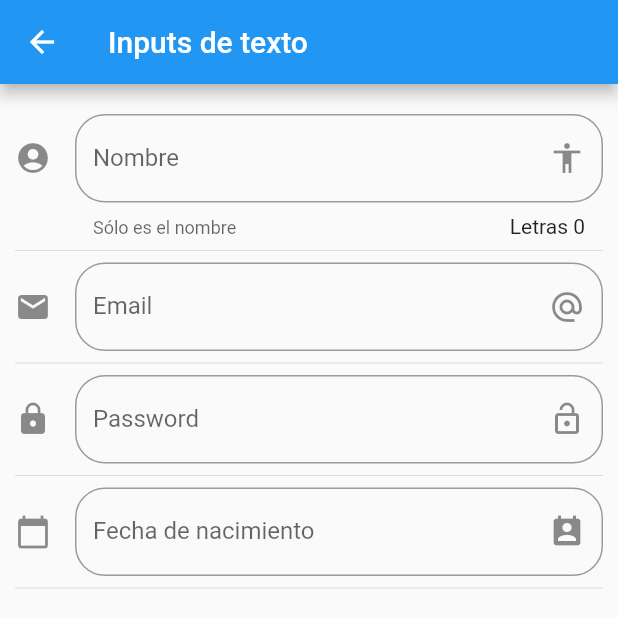
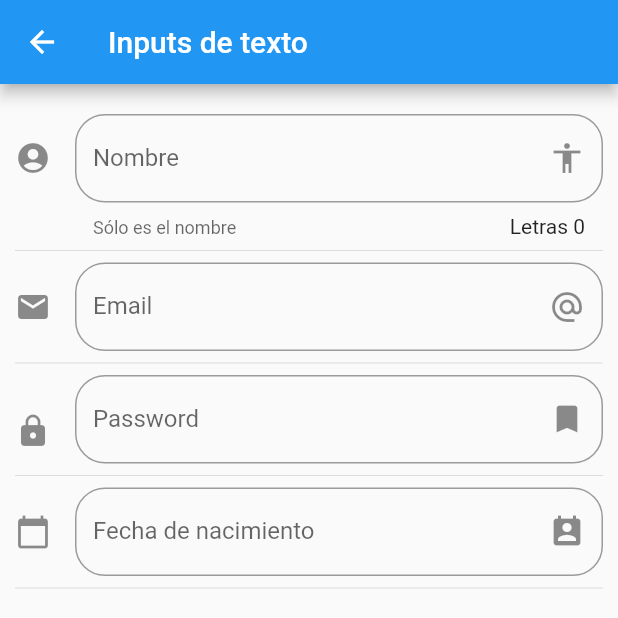
Before and after one commit to sberdonces1996/App_Componentes, a Flutter app: the screen it shows after launch, after a tap on "Inputs", on a phone screen of 412 x 824 dp, the top half of it. Run offline on Flutter 3.47's test engine with Material 2 defaults, Android fonts, the phone set to English and light mode, and no system bars; network calls fail.

Commit message:
appterminada1

```diff
--- a/lib/main.dart
+++ b/lib/main.dart
@@ -4,6 +4,7 @@ import 'package:app_listas/src/pages/alert_page.dart';
 import 'package:app_listas/src/routes/routes.dart';
 //import 'package:app_listas/src/pages/home_page_temp.dart';
 import 'package:flutter/material.dart';
+import 'package:flutter_localizations/flutter_localizations.dart';
 
 void main() => runApp(MyApp());
 
@@ -13,6 +14,14 @@ class MyApp extends StatelessWidget {
     return MaterialApp(
       title: 'Componentes App',
       debugShowCheckedModeBanner: false,
+      localizationsDelegates: [
+        GlobalMaterialLocalizations.delegate,
+        GlobalWidgetsLocalizations.delegate,
+      ],
+      supportedLocales: [
+        const Locale('en', 'US'),
+        const Locale('es', 'ES'),
+      ],
       //home: HomePage(),
       routes: getApplicationRoutes(),
       onGenerateRoute: (RouteSettings settings) {
--- a/lib/src/pages/input_page.dart
+++ b/lib/src/pages/input_page.dart
@@ -80,12 +80,20 @@ class _InputPageState extends State<InputPage> {
     return TextField(
         obscureText: true,
         decoration: InputDecoration(
-            border:
-                OutlineInputBorder(borderRadius: BorderRadius.circular(20.0)),
-            hintText: 'Password',
-            labelText: 'Password',
-            suffixIcon: Icon(Icons.lock_open),
-            icon: Icon(Icons.lock)),
+          border: OutlineInputBorder(borderRadius: BorderRadius.circular(20.0)),
+          hintText: 'Password',
+          labelText: 'Password',
+          suffixIcon: new IconButton(
+            icon: new Icon(Icons.bookmark),
+            onPressed: () {
+              Icon(Icons.lock);
+            },
+          ),
+          icon: const Padding(
+            padding: const EdgeInsets.only(top: 15.0),
+            child: const Icon(Icons.lock),
+          ),
+        ),
         onChanged: (valor) => setState(() {
               _email = valor;
             }));
--- a/lib/src/routes/routes.dart
+++ b/lib/src/routes/routes.dart
@@ -4,6 +4,8 @@ import 'package:app_listas/src/pages/avatar_page.dart';
 import 'package:app_listas/src/pages/card_page.dart';
 import 'package:app_listas/src/pages/home_page.dart';
 import 'package:app_listas/src/pages/input_page.dart';
+import 'package:app_listas/src/pages/listview_page.dart';
+import 'package:app_listas/src/pages/slider_page.dart';
 import 'package:flutter/material.dart';
 
 Map<String, WidgetBuilder> getApplicationRoutes() {
@@ -14,5 +16,7 @@ Map<String, WidgetBuilder> getApplicationRoutes() {
     'card': (BuildContext context) => CardPage(),
     'animatedContainer': (BuildContext context) => AnimatedContainerPage(),
     'inputs': (BuildContext context) => InputPage(),
+    'slider': (BuildContext context) => SliderPage(),
+    'list': (BuildContext context) => ListaPage(),
   };
 }
--- a/lib/src/utils/icono_string_util.dart
+++ b/lib/src/utils/icono_string_util.dart
@@ -6,6 +6,8 @@ final _icons = <String, IconData>{
   'folder_open': Icons.folder_open,
   'donut_large': Icons.donut_large,
   'input': Icons.input,
+  'tune': Icons.tune,
+  'list': Icons.list,
 };
 
 Icon getIcon(String nombreIcono) {
--- a/pubspec.yaml
+++ b/pubspec.yaml
@@ -22,6 +22,9 @@ environment:
 
 dependencies:
   flutter:
+    sdk: flutter
+
+  flutter_localizations:
     sdk: flutter
 
 
```
Also changed, not shown: data/menu_opts.json (+10 -0 lines), lib/src/pages/listview_page.dart (added, +120 -0 lines), lib/src/pages/slider_page.dart (added, +90 -0 lines), pubspec.lock.
